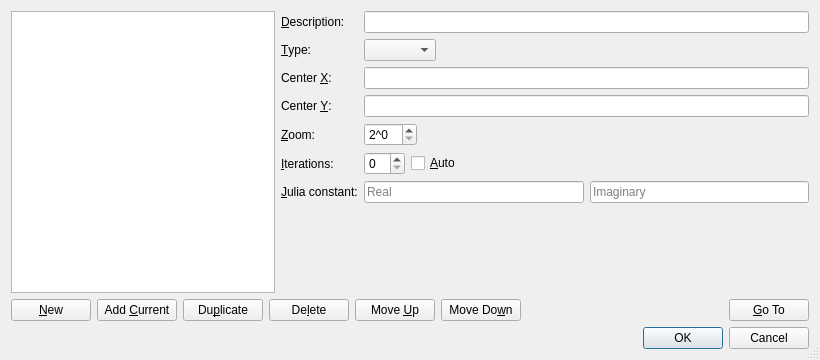
First picture: the form in src/QFavoritesDialog.ui, repository ericgur/Mandelbrot, before the edit.
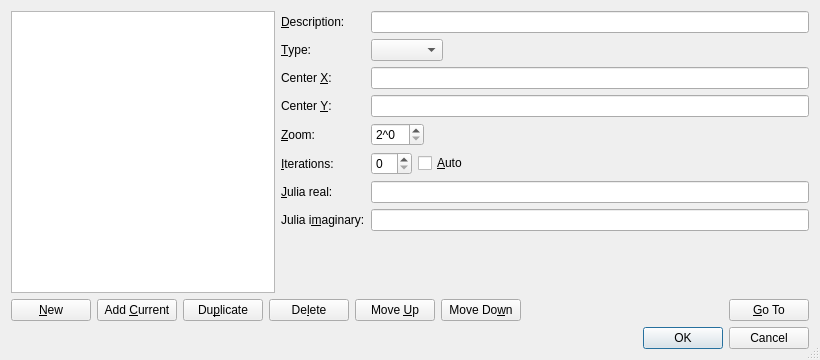
Second picture: the form after the edit.

Commit message: Fix invalidate(false) marking a stale color table valid (out-of-bounds read after a limit change) Julia constants are fp128 throughout (Complex128); shared fp128 decimal text helpers in Fp128Text Default favorites use measured fixed iteration limits and exact rabbit/Siegel constants

What changed in the file:
```diff
--- a/src/QFavoritesDialog.ui
+++ b/src/QFavoritesDialog.ui
@@ -194,7 +194,7 @@
         <item row="6" column="0">
          <widget class="QLabel" name="labelJulia">
           <property name="text">
-           <string>&amp;Julia constant:</string>
+           <string>&amp;Julia real:</string>
           </property>
           <property name="buddy">
            <cstring>juliaReal</cstring>
@@ -202,28 +202,28 @@
          </widget>
         </item>
         <item row="6" column="1">
-         <layout class="QHBoxLayout" name="juliaLayout">
-          <item>
            <widget class="QLineEdit" name="juliaReal">
             <property name="toolTip">
-             <string>Real part of the Julia constant C</string>
-            </property>
-            <property name="placeholderText">
-             <string>Real</string>
-            </property>
-           </widget>
-          </item>
-          <item>
+           <string>Real part of the Julia constant C, in [-2, 2], up to 36 decimal places</string>
+          </property>
+         </widget>
+        </item>
+        <item row="7" column="0">
+         <widget class="QLabel" name="labelJuliaImag">
+          <property name="text">
+           <string>Julia i&amp;maginary:</string>
+          </property>
+          <property name="buddy">
+           <cstring>juliaImag</cstring>
+          </property>
+         </widget>
+        </item>
+        <item row="7" column="1">
            <widget class="QLineEdit" name="juliaImag">
             <property name="toolTip">
-             <string>Imaginary part of the Julia constant C</string>
-            </property>
-            <property name="placeholderText">
-             <string>Imaginary</string>
-            </property>
-           </widget>
-          </item>
-         </layout>
+           <string>Imaginary part of the Julia constant C, in [-2, 2], up to 36 decimal places</string>
+          </property>
+         </widget>
         </item>
        </layout>
       </widget>
```
Lines whose indentation alone changed are shown as unchanged. The commit also changes 14 other files.
